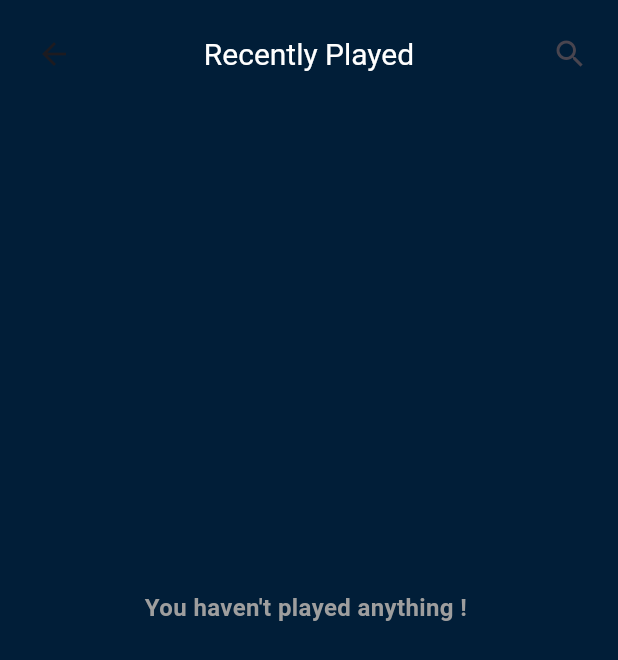
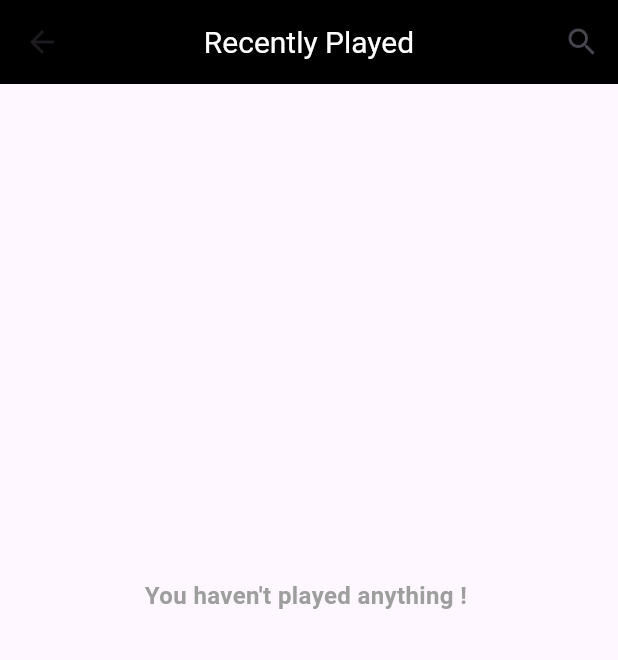
Before and after one commit to reeja1046/MusicApp_Getx, a Flutter app: the screen it shows after launch, after a tap on "Recently Played", on a phone screen of 412 x 824 dp. Shown: the top 660 px of the screen. Run offline on Flutter 3.47's test engine with Material 3 defaults, Android fonts, the phone set to English and light mode, and no system bars; our stand-ins replace assets_audio_player, audio_video_progress_bar, get, hive_flutter, on_audio_query, readmore and 1 more; missing offline and left inert: marquee_widget, super_bottom_navigation_bar; accounts and stored records are empty; statements that could not run were skipped.

Commit message:
After UI changes

```diff
--- a/lib/main.dart
+++ b/lib/main.dart
@@ -1,4 +1,5 @@
 import 'package:flutter/material.dart';
+import 'package:get/get.dart';
 import 'package:hive_flutter/hive_flutter.dart';
 import 'package:music_app/database/functions/db_func.dart';
 import 'package:music_app/database/model/song_model.dart';
@@ -36,12 +37,11 @@ class MyApp extends StatefulWidget {
 class _MyAppState extends State<MyApp> {
   @override
   Widget build(BuildContext context) {
-    return MaterialApp(
+    return GetMaterialApp(
       title: 'Music App',
       debugShowCheckedModeBanner: false,
       theme: ThemeData(
         primarySwatch: Colors.blue,
-        scaffoldBackgroundColor: const Color.fromARGB(255, 1, 30, 56),
       ),
       home: const SplashScreen(),
     );
--- a/lib/screens/home_screens/bottom_nav_bar.dart
+++ b/lib/screens/home_screens/bottom_nav_bar.dart
@@ -1,5 +1,6 @@
 import 'package:flutter/material.dart';
 import 'package:music_app/screens/home_screens/home_screen.dart';
+import 'package:music_app/screens/home_screens/library/favourites.dart';
 import 'package:music_app/screens/playlist/playlist.dart';
 import 'package:music_app/screens/settings_screens/settings.dart';
 
@@ -17,7 +18,7 @@ class _BottomNavBarState extends State<BottomNavBar> {
 
   final _pages = [
     const HomeScreen(),
-    // SearchScreen(),
+    const AddToFav(),
     const AllPlaylist(),
     const MainSettings(),
   ];
@@ -27,31 +28,36 @@ class _BottomNavBarState extends State<BottomNavBar> {
     return Scaffold(
       body: _pages[selectedIndex],
       bottomNavigationBar: SuperBottomNavigationBar(
+        backgroundColor: Colors.black,
         items: const [
           SuperBottomNavigationBarItem(
               unSelectedIcon: Icons.home_outlined,
               selectedIcon: Icons.home,
-              splashColor: Colors.blue,
-              borderBottomColor: Colors.blue,
-              backgroundShadowColor: Colors.white,
-              selectedIconColor: Colors.blue,
+              splashColor: Colors.redAccent,
+              borderBottomColor: Colors.redAccent,
+              selectedIconColor: Colors.redAccent,
+              unSelectedIconColor: Colors.grey),
+          SuperBottomNavigationBarItem(
+              unSelectedIcon: Icons.favorite_border,
+              selectedIcon: Icons.favorite,
+              splashColor: Colors.redAccent,
+              borderBottomColor: Colors.redAccent,
+              selectedIconColor: Colors.redAccent,
               unSelectedIconColor: Colors.grey),
           SuperBottomNavigationBarItem(
               unSelectedIcon: Icons.playlist_add,
               selectedIcon: Icons.playlist_add_check,
-              splashColor: Colors.blue,
-              borderBottomColor: Colors.blue,
-              backgroundShadowColor: Colors.white,
-              selectedIconColor: Colors.blue,
+              splashColor: Colors.redAccent,
+              borderBottomColor: Colors.redAccent,
+              selectedIconColor: Colors.redAccent,
               unSelectedIconColor: Colors.grey),
           SuperBottomNavigationBarItem(
               unSelectedIcon: Icons.settings_outlined,
               selectedIcon: Icons.settings,
-              splashColor: Colors.blue,
-              borderBottomColor: Colors.blue,
-              backgroundShadowColor: Colors.white,
-              selectedIconColor: Colors.blue,
-              unSelectedIconColor: Colors.grey),
+              splashColor: Colors.redAccent,
+              borderBottomColor: Colors.redAccent,
+              selectedIconColor: Colors.redAccent,
+              unSelectedIconColor: Colors.white),
         ],
         onSelected: (index) {
           if (index >= 0 && index < _pages.length) {
--- a/lib/screens/home_screens/home_screen.dart
+++ b/lib/screens/home_screens/home_screen.dart
@@ -30,11 +30,11 @@ class _HomeScreenState extends State<HomeScreen> {
   Widget build(BuildContext context) {
     return Scaffold(
       appBar: AppBar(
-          backgroundColor: const Color.fromARGB(255, 1, 30, 56),
+          backgroundColor: Colors.white,
           centerTitle: true,
           title: const Text(
-            'ChillaX',
-            style: TextStyle(fontSize: 35),
+            'Seraphine',
+            style: TextStyle(fontSize: 30, color: Colors.redAccent),
           )),
       body: SafeArea(
         child: Padding(
@@ -54,9 +54,7 @@ class _HomeScreenState extends State<HomeScreen> {
                     title: 'Mostly Played',
                     onPressed: const MostlyPlayedScreen()),
               ]),
-              SizedBox(height: MediaQuery.of(context).size.height * 0.05),
               SizedBox(width: MediaQuery.of(context).size.width * 0.03),
-              LibraryButtons(title: 'Favorites', onPressed: const AddToFav()),
               SizedBox(height: MediaQuery.of(context).size.height * 0.02),
               Row(
                 mainAxisAlignment: MainAxisAlignment.spaceBetween,
@@ -74,7 +72,7 @@ class _HomeScreenState extends State<HomeScreen> {
                       },
                       icon: const Icon(
                         Icons.search,
-                        color: Colors.white,
+                        color: Colors.black,
                         size: 25,
                       ))
                 ],
@@ -103,7 +101,7 @@ class _HomeScreenState extends State<HomeScreen> {
   subtitle({required name}) {
     return Text(
       '$name',
-      style: const TextStyle(color: Colors.white, fontSize: 20),
+      style: const TextStyle(color: Colors.black, fontSize: 20),
     );
   }
 }
--- a/lib/screens/home_screens/library/library_buttons.dart
+++ b/lib/screens/home_screens/library/library_buttons.dart
@@ -18,18 +18,9 @@ class LibraryButtons extends StatelessWidget {
           height: MediaQuery.of(context).size.height * 0.15,
           width: MediaQuery.of(context).size.width * 0.42,
           decoration: BoxDecoration(
-              boxShadow: [
-                BoxShadow(
-                  color: Colors.blue.withOpacity(0.5),
-                  spreadRadius: 2.5,
-                  blurRadius: 5.5,
-                  offset: const Offset(0, 3),
-                ),
-              ],
-              borderRadius: BorderRadius.circular(20),
-              image: const DecorationImage(
-                  image: AssetImage('assets/images/bg_image4.jpeg'),
-                  fit: BoxFit.cover)),
+            color: Colors.black,
+            borderRadius: BorderRadius.circular(20),
+          ),
           alignment: Alignment.center,
           child: Text(
             title,
--- a/lib/screens/home_screens/library/mostly_played.dart
+++ b/lib/screens/home_screens/library/mostly_played.dart
@@ -42,8 +42,6 @@ class _MostlyPlayedScreenState extends State<MostlyPlayedScreen> {
   Widget build(BuildContext context) {
     return Scaffold(
       body: SafeArea(
-        child: Padding(
-          padding: const EdgeInsets.all(8.0),
         child: SingleChildScrollView(
           child: Column(
             crossAxisAlignment: CrossAxisAlignment.end,
@@ -75,8 +73,7 @@ class _MostlyPlayedScreenState extends State<MostlyPlayedScreen> {
                                       ScaffoldMessenger.of(ctx).showSnackBar(
                                         const SnackBar(
                                           content: Text('Cleared Your Songs'),
-                                            duration:
-                                                Duration(milliseconds: 600),
+                                          duration: Duration(milliseconds: 600),
                                         ),
                                       );
                                     },
@@ -88,7 +85,6 @@ class _MostlyPlayedScreenState extends State<MostlyPlayedScreen> {
                     child: const Text('Clear All')),
               MostlyPlayedSongs(mostlydbsongs: mostlySongs)
             ],
-            ),
           ),
         ),
       ),
--- a/lib/screens/home_screens/library/recently_played.dart
+++ b/lib/screens/home_screens/library/recently_played.dart
@@ -43,8 +43,6 @@ class _RecentlyPlayedScreenState extends State<RecentlyPlayedScreen> {
   Widget build(BuildContext context) {
     return Scaffold(
       body: SafeArea(
-        child: Padding(
-          padding: const EdgeInsets.all(8.0),
         child: SingleChildScrollView(
           child: Column(
             crossAxisAlignment: CrossAxisAlignment.end,
@@ -76,8 +74,7 @@ class _RecentlyPlayedScreenState extends State<RecentlyPlayedScreen> {
                                       ScaffoldMessenger.of(ctx).showSnackBar(
                                         const SnackBar(
                                           content: Text('Cleared Your Songs'),
-                                            duration:
-                                                Duration(milliseconds: 600),
+                                          duration: Duration(milliseconds: 600),
                                         ),
                                       );
                                     },
@@ -91,7 +88,6 @@ class _RecentlyPlayedScreenState extends State<RecentlyPlayedScreen> {
                 recentdbsongs: recentdbsongs,
               ),
             ],
-            ),
           ),
         ),
       ),
--- a/lib/screens/widgets/appbar_widget.dart
+++ b/lib/screens/widgets/appbar_widget.dart
@@ -1,7 +1,5 @@
 import 'package:flutter/material.dart';
 import 'package:music_app/screens/widgets/search_screen.dart';
-
-import '../../database/model/song_model.dart';
 
 class ScreenAppbarWidget extends StatelessWidget {
   final String title;
@@ -15,7 +13,7 @@ class ScreenAppbarWidget extends StatelessWidget {
   @override
   Widget build(BuildContext context) {
     return AppBar(
-      backgroundColor: const Color.fromARGB(255, 1, 30, 56),
+      backgroundColor: Colors.black,
       centerTitle: true,
       title: Text(
         title,
--- a/pubspec.yaml
+++ b/pubspec.yaml
@@ -35,14 +35,15 @@ dependencies:
   enhanced_button: ^0.0.2
   flutter:
     sdk: flutter
+  get: ^4.6.6
   google_fonts: null
   hive_flutter: ^1.1.0
   marquee_widget: ^1.2.0
   on_audio_query: ^2.8.1
   readmore: ^2.2.0
+  share_plus: null
   super_bottom_navigation_bar: ^1.0.0
   video_player: ^2.6.1
-  share_plus:
 
 dev_dependencies:
   build_runner: ^2.3.3
```
Also changed, not shown: lib/screens/home_screens/my_songs.dart (+7 -4 lines), lib/screens/widgets/main_play_screen.dart (+20 -44 lines), lib/screens/widgets/search_screen.dart (+8 -6 lines), pubspec.lock. Lines whose indentation alone changed are shown as unchanged.
